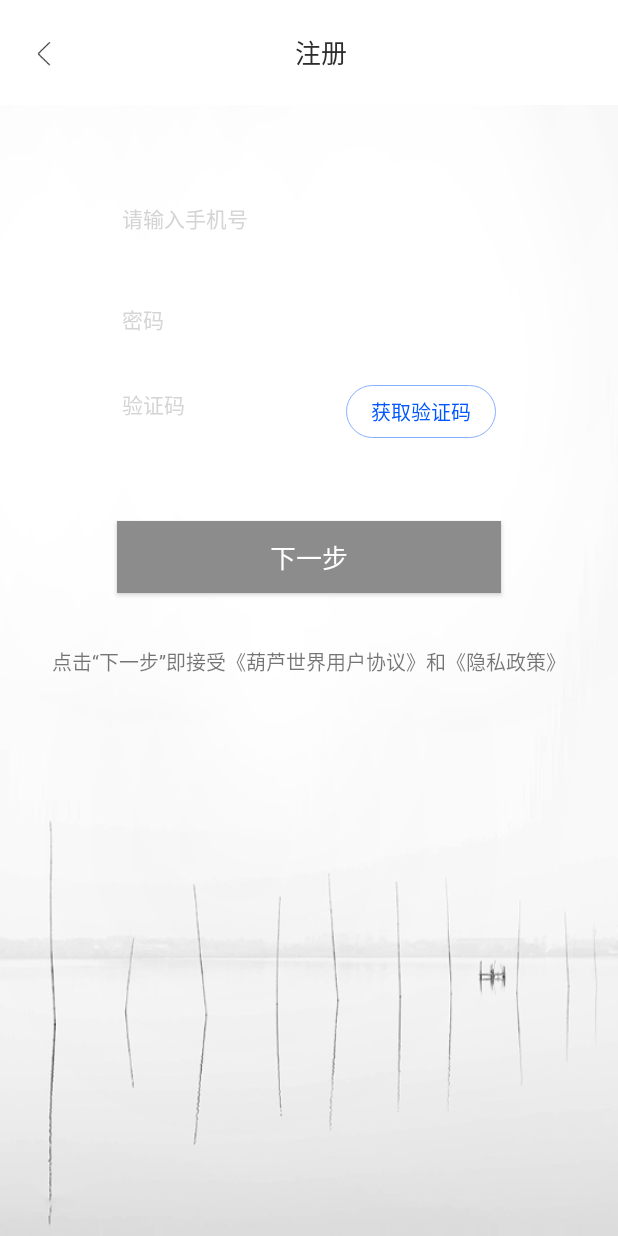
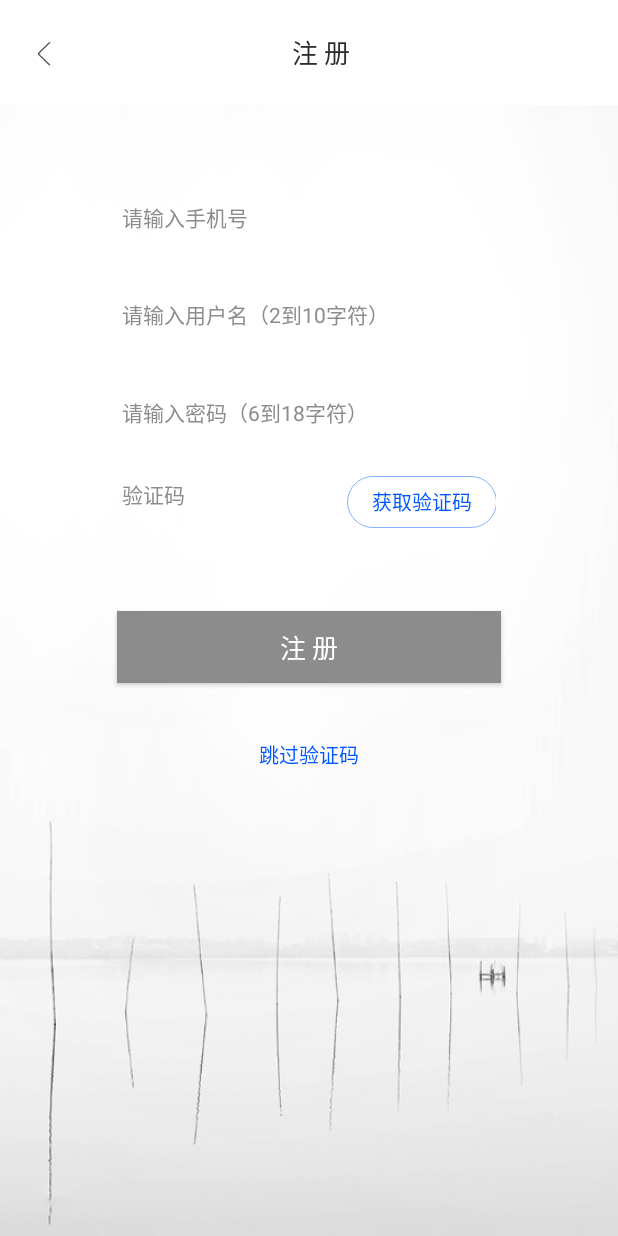
Before and after one commit to SmallTashi/TestCalabash, an Android app: the RegisterActivity screen opened directly, with no data from a screen before it, on a phone screen of 412 x 824 dp. Run offline under Robolectric (Android 15) with nearby library versions, the phone set to English and light mode, and no system bars.

```diff
--- a/app/build.gradle
+++ b/app/build.gradle
@@ -5,7 +5,7 @@ android {
     defaultConfig {
         applicationId "com.tashi.testcalabash"
         minSdkVersion 14
-        targetSdkVersion 23
+        targetSdkVersion 26
         versionCode 1
         versionName "1.0"
         testInstrumentationRunner "android.support.test.runner.AndroidJUnitRunner"
--- a/app/src/main/AndroidManifest.xml
+++ b/app/src/main/AndroidManifest.xml
@@ -27,7 +27,7 @@
         <activity
             android:name=".activity.LoginActivity"
             android:theme="@style/AppTheme.Full" />
-        <activity android:name=".activity.ResetPwdActivity"/>
+        <activity android:name=".activity.P_registerActivity"/>
     </application>
 
 </manifest>
--- a/app/src/main/java/com/tashi/testcalabash/activity/RegisterActivity.java
+++ b/app/src/main/java/com/tashi/testcalabash/activity/RegisterActivity.java
@@ -15,14 +15,15 @@ import android.widget.LinearLayout;
 import android.widget.TextView;
 import android.widget.Toast;
 
-import com.tashi.testcalabash.Date.Personal;
+import com.tashi.testcalabash.Date.User;
 import com.tashi.testcalabash.Fragment.PersonalFragment;
 import com.tashi.testcalabash.R;
 import com.tashi.testcalabash.tools.Api;
 import com.tashi.testcalabash.tools.HttpUtils;
 import com.tashi.testcalabash.tools.JSONmanager;
 import com.tashi.testcalabash.tools.MyApplication;
-import com.tashi.testcalabash.tools.Parameter;
+import com.tashi.testcalabash.tools.PackParameter;
+import com.tashi.testcalabash.tools.ShowToast;
 
 import org.json.JSONException;
 
@@ -34,12 +35,15 @@ import org.json.JSONException;
 public class RegisterActivity extends BaseActivity implements View.OnClickListener {
     private ImageView back;
     private EditText phoneNumber;
+    private EditText username;
     private EditText password;
     private EditText verification;
     private TextView get;
+    private TextView pass;
     private Button next;
+    private String name;
+    private String pwd;
     private String phone;
-    private String pwd;
     private String verif;
 
 
@@ -51,15 +55,23 @@ public class RegisterActivity extends BaseActivity implements View.OnClickListen
         LinearLayout linearLayout1 = findViewById(R.id.linear_layout);
         linearLayout1.setShowDividers(LinearLayout.SHOW_DIVIDER_MIDDLE);
         findViews();
+        next.setOnClickListener(this);
+        get.setOnClickListener(this);
         back.setClickable(true);
+        back.setOnClickListener(this);
+        back.setClickable(true);
+        pass.setOnClickListener(this);
+        this.name = username.getText().toString();
+        this.pwd = password.getText().toString();
         this.phone = phoneNumber.getText().toString();
-        this.pwd = password.getText().toString();
         this.verif = verification.getText().toString();
     }
     public void findViews() {
+        this.username = findViewById(R.id.register_ac_0);
         this.password = findViewById(R.id.register_ac_2);
         this.phoneNumber = findViewById(R.id.register_ac_1);
         this.verification = findViewById(R.id.register_ac_3);
+        this.pass = findViewById(R.id.pass);
         this.get = findViewById(R.id.register_get);
         this.back = findViewById(R.id.back_register);
         this.next = findViewById(R.id.button_next);
@@ -72,51 +84,50 @@ public class RegisterActivity extends BaseActivity implements View.OnClickListen
             startActivity(back);
             finish();
         } else if (v == get) {
-            if (BaseActivity.isPhoneLegal(phone)) {
+            if (BaseActivity.isPhoneNumberLegal(name)) {
                 String p = null;
-                String param = Api.VERIFICATION_head + phone + Api.VERIFICATION_foot;
-                HttpUtils.sentHttpRequest(p, param, new HttpUtils.Callback() {
+                String param = Api.VERIFICATION_head + name + Api.VERIFICATION_foot;
+                HttpUtils.sentHttpsRequest(p, param, new HttpUtils.Callback() {
                     @Override
                     public void onSuccess(HttpUtils.Response response) {
-                        if (response.getState().equals("204001")) {
-                            Toast.makeText(MyApplication.getThisContext(), "验证码已发送，请小主注意查收...", Toast.LENGTH_SHORT).show();
+                        if (response.getState()==204001) {
+                            ShowToast.addToast("验证码已发送，请小主注意查收...",true);
                         }
                     }
-
                     @Override
                     public void onFiled(Exception e) {
-                        Toast.makeText(MyApplication.getThisContext(), e.toString(), Toast.LENGTH_LONG).show();
+                        ShowToast.addToast(e.toString(),false);
                     }
                 });
             } else {
-                Toast toast = new Toast(MyApplication.getThisContext());
-                toast.setGravity(Gravity.CENTER, 0, 0);
-                toast.setText("小主您的手机号码不符合规定哟...");
-                toast.setDuration(Toast.LENGTH_LONG);
-                toast.show();
+                ShowToast.addToast("小主您的手机号码不符合规定哟...",false);
             }
         } else if (next == v) {
             if(verif == null){
                 Toast.makeText(MyApplication.getThisContext(),"请小主输入验证码...",Toast.LENGTH_LONG).show();
-            }else {
-
-                HttpUtils.sentHttpRequest(Parameter.Register(phone,pwd, verif), Api.REGISTER, new HttpUtils.Callback() {
+            }else if(pass==v){
+                Intent intent = new Intent(this,P_registerActivity.class);
+                startActivity(intent);
+                finish();
+            }
+            else {
+                HttpUtils.sentHttpRequest(PackParameter.Register(name,pwd, verif), Api.BH_REGISTER, new HttpUtils.Callback() {
                     @Override
                     public void onSuccess(HttpUtils.Response response) throws JSONException {
-                        if(response.getState().equals("201001")){
-                            Personal user = JSONmanager.newUser(response.getStringDate());
-                            user.setUsername("尼古拉斯"+verif+"世");
-                            user.setRank(0);
+                        if(response.getState()==200){
+                            User user = JSONmanager.newUser((response.getDate()));
                             Bundle args = new Bundle();
                             args.putParcelable("newUser",user);
                             PersonalFragment mine = new PersonalFragment();
                             mine.setArguments(args);
+                            Intent intent = new Intent(RegisterActivity.this,MainActivity.class);
+                            startActivity(intent);
+                            finish();
                         }
                     }
-
                     @Override
                     public void onFiled(Exception e) {
-
+                        ShowToast.addToast(e.toString(),false);
                     }
                 });
             }
--- a/app/src/main/res/drawable/line_decoration.xml
+++ b/app/src/main/res/drawable/line_decoration.xml
@@ -2,9 +2,8 @@
 <shape xmlns:android="http://schemas.android.com/apk/res/android"
     android:shape="line"
     >
-    <stroke android:color="#D5D5D5"
-        android:width="0.5dp"
-        />
-    <size
-        android:height="0.5dp"/>
+    <stroke android:color="#B5B5B5"
+        android:width="1dp"/>
+
+    <solid android:color="#B5B5B5" />
 </shape>
--- a/app/src/main/res/layout/personal_fragment_item.xml
+++ b/app/src/main/res/layout/personal_fragment_item.xml
@@ -21,7 +21,6 @@
             android:layout_marginStart="10dp"
             android:layout_marginLeft="10dp"
             >
-
             <ImageView
                 android:id="@+id/avator"
                 android:layout_width="match_parent"
--- a/app/src/main/res/layout/register_activity.xml
+++ b/app/src/main/res/layout/register_activity.xml
@@ -44,7 +44,7 @@
     <LinearLayout
         android:id="@+id/linear_layout"
         android:layout_width="match_parent"
-        android:layout_height="180dp"
+        android:layout_height="240dp"
         android:layout_below="@id/toolbar2"
         android:layout_marginEnd="81dp"
         android:layout_marginLeft="81dp"
@@ -52,9 +52,10 @@
         android:layout_marginStart="81dp"
         android:layout_marginTop="42dp"
         android:divider="@drawable/line_decoration"
+        android:showDividers="middle"
         android:dividerPadding="0.5dp"
         android:orientation="vertical"
-        android:weightSum="3">
+        android:weightSum="4">
 
         <EditText
             android:id="@+id/register_ac_1"
@@ -62,9 +63,23 @@
             android:layout_height="wrap_content"
             android:layout_gravity="center"
             android:layout_weight="1"
-            android:inputType="phone"
+            android:inputType="text"
             android:background="@null"
             android:hint="@string/register_phone_number"
+            android:singleLine="true"
+            android:textColorHint="@color/register_hint"
+            android:textCursorDrawable="@drawable/line_decoration"
+            android:textSize="14sp" />
+
+        <EditText
+            android:id="@+id/register_ac_0"
+            android:inputType="textPassword"
+            android:layout_width="match_parent"
+            android:layout_height="wrap_content"
+            android:layout_gravity="center"
+            android:layout_weight="1"
+            android:background="@null"
+            android:hint="@string/user_name_log"
             android:singleLine="true"
             android:textColorHint="@color/register_hint"
             android:textCursorDrawable="@drawable/line_decoration"
@@ -88,6 +103,8 @@
             android:id="@+id/v_linear_layout"
             android:layout_width="match_parent"
             android:layout_height="0dp"
+            android:divider="@drawable/line_decoration"
+            android:showDividers="end"
             android:layout_weight="1"
             android:dividerPadding="0.8dp"
             android:weightSum="5">
@@ -102,7 +119,6 @@
                 android:background="@null"
                 android:hint="@string/verification_code"
                 android:textColorHint="@color/register_hint"
-                android:textCursorDrawable="@drawable/line_decoration"
                 android:textSize="14sp"
                 tools:ignore="NestedWeights" />
 
@@ -122,17 +138,17 @@
 
     </LinearLayout>
 
-    <ImageView
-        android:layout_width="match_parent"
-        android:layout_height="wrap_content"
-        android:layout_below="@+id/linear_layout"
-        android:layout_marginEnd="81dp"
-        android:layout_marginLeft="81dp"
-        android:layout_marginRight="81dp"
-        android:layout_marginStart="81dp"
-        android:layout_marginTop="13dp"
-        android:src="@drawable/line_decoration"
-        tools:ignore="ContentDescription" />
+    <!--<ImageView-->
+        <!--android:layout_width="match_parent"-->
+        <!--android:layout_height="wrap_content"-->
+        <!--android:layout_below="@+id/linear_layout"-->
+        <!--android:layout_marginEnd="81dp"-->
+        <!--android:layout_marginLeft="81dp"-->
+        <!--android:layout_marginRight="81dp"-->
+        <!--android:layout_marginStart="81dp"-->
+        <!--android:layout_marginTop="13dp"-->
+        <!--android:src="@drawable/line_decoration"-->
+        <!--tools:ignore="ContentDescription" />-->
 
     <Button
         android:id="@+id/button_next"
@@ -146,18 +162,18 @@
         android:layout_marginStart="78dp"
         android:layout_marginTop="55dp"
         android:background="#8C8C8C"
-        android:text="@string/next_tip"
+        android:text="@string/register"
         android:textColor="@color/Whilt"
         android:textSize="17sp" />
-
     <TextView
+        android:id="@+id/pass"
+        android:padding="2dp"
         android:layout_width="wrap_content"
         android:layout_height="wrap_content"
         android:layout_below="@+id/button_next"
         android:layout_centerHorizontal="true"
         android:layout_marginTop="35dp"
         android:text="@string/register_tip"
+        android:textColor="@color/verification_color"
         android:textSize="13sp" />
-
-
 </RelativeLayout>
--- a/app/src/main/res/values/colors.xml
+++ b/app/src/main/res/values/colors.xml
@@ -10,7 +10,7 @@
     <color name="login_button">#8C8C8C</color>
     <color name="login_color">#2d2d2d</color>
     <color name="verification_color">#0057FF</color>
-    <color name="register_hint">#D5D5D5</color>
+    <color name="register_hint">#8C8C8C</color>
     <color name="Select">#383838</color>
     <color name="un_select">#b1b1b1</color>
     <color name="button">#ffec02</color>
--- a/app/src/main/res/values/strings.xml
+++ b/app/src/main/res/values/strings.xml
@@ -1,20 +1,19 @@
 <resources>
     <string name="app_name">CalabashWord</string>
     <string name="loading">加载中…</string>
-    <string name="phonenum">手机号</string>
-    <string name="password">密码</string>
+    <string name="user_name_log">请输入用户名（2到10字符）</string>
+    <string name="password">请输入密码（6到18字符）</string>
     <string name="login">登  陆</string>
-    <string name="forgot_password">忘记密码</string>
+    <string name="easy_register">快速登陆</string>
     <string name="line">|</string>
-    <string name="register">注册</string>
+    <string name="register">注  册</string>
     <string name="line_next">—</string>
     <string name="tip">第三方账号登陆</string>
     <string name="register_phone_number">请输入手机号</string>
     <string name="message">验证码</string>
-    <string name="next_tip">下一步</string>
     <string name="verification_code">验证码</string>
     <string name="get_verification">获取验证码</string>
-    <string name="register_tip">点击“下一步”即接受《葫芦世界用户协议》和《隐私政策》</string>
+    <string name="register_tip">跳过验证码</string>
     <string name="theme_world">主题世界</string>
     <string name="recommend">推荐</string>
     <string name="add">+</string>
@@ -36,6 +35,7 @@
     <string name="ing_ed_divider">|</string>
     <string name="_1_10">1/10</string>
     <string name="my_shelf">我的书架</string>
-    <string name="reset_password">重置密码</string>
+    <string name="p_register">注  册</string>
     <string name="new_pwd">请输入新密码</string>
+    <string name="name_user">请输入用户名</string>
 </resources>
```
Also changed, not shown: app/src/main/java/com/tashi/testcalabash/Adapter/FindAdapter.java (renamed from app/src/main/java/com/tashi/testcalabash/Adapter/AdapterMain.java, +8 -1 lines), app/src/main/java/com/tashi/testcalabash/Date/Article.java (added, +190 -0 lines), app/src/main/java/com/tashi/testcalabash/activity/BaseActivity.java (+21 -10 lines), app/src/main/java/com/tashi/testcalabash/activity/LoginActivity.java (+105 -53 lines), app/src/main/java/com/tashi/testcalabash/tools/HttpUtils.java (+113 -47 lines), app/src/main/res/layout/login_activity.xml (+23 -22 lines).
